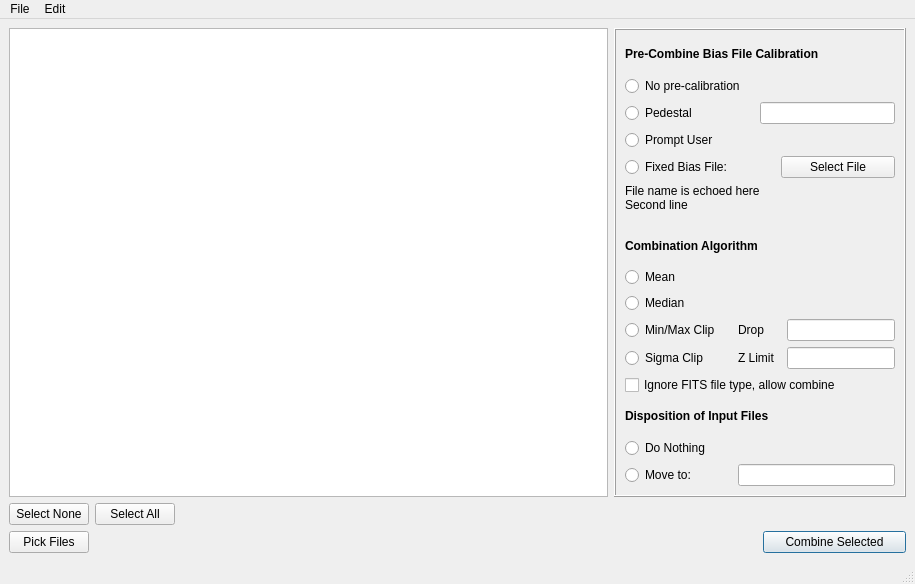
RMcDOttawa/MasterDarkMaker, file MainWindow.ui: the form before one commit.
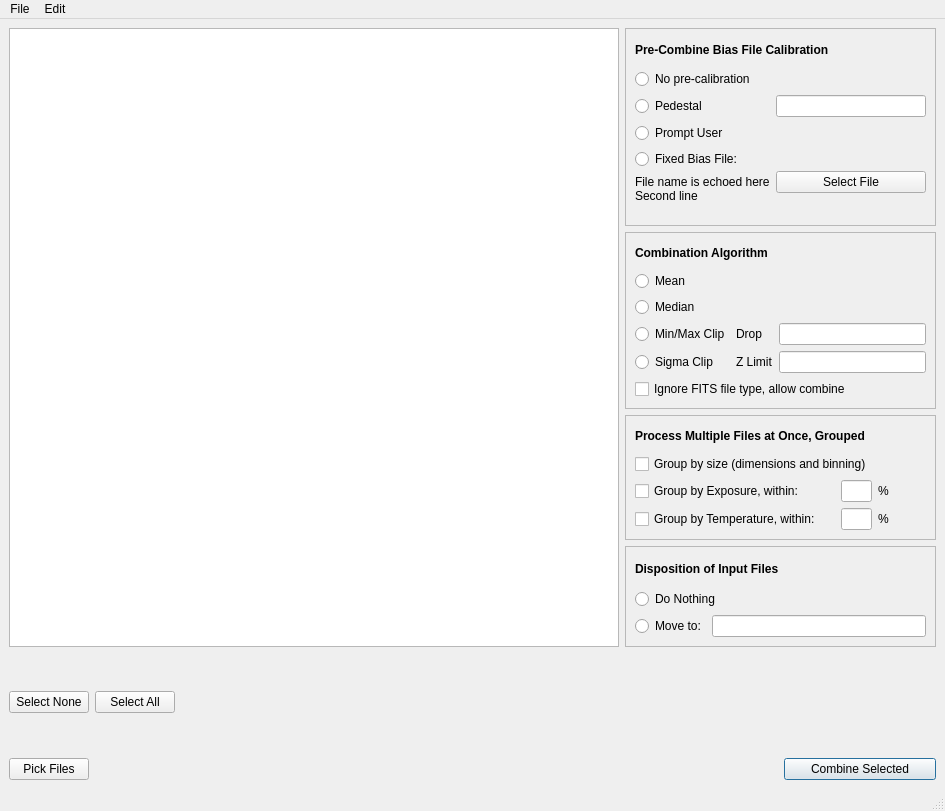
The form after the commit.

Commit message: Main window UI changed for group processing feature, split "combine" method into original and new processing

Patch:
```diff
--- a/MainWindow.ui
+++ b/MainWindow.ui
@@ -6,22 +6,28 @@
    <rect>
     <x>0</x>
     <y>0</y>
-    <width>915</width>
-    <height>584</height>
+    <width>945</width>
+    <height>811</height>
    </rect>
   </property>
+  <property name="sizePolicy">
+   <sizepolicy hsizetype="MinimumExpanding" vsizetype="MinimumExpanding">
+    <horstretch>0</horstretch>
+    <verstretch>0</verstretch>
+   </sizepolicy>
+  </property>
   <property name="minimumSize">
    <size>
-    <width>915</width>
-    <height>584</height>
+    <width>945</width>
+    <height>811</height>
    </size>
   </property>
   <property name="windowTitle">
    <string>Master Dark Frame Maker</string>
   </property>
   <widget class="QWidget" name="centralwidget">
-   <layout class="QGridLayout" name="gridLayout_2">
-    <item row="0" column="0">
+   <layout class="QGridLayout" name="gridLayout_5">
+    <item row="0" column="0" rowspan="4">
      <widget class="QTableView" name="filesTable">
       <property name="editTriggers">
        <set>QAbstractItemView::NoEditTriggers</set>
@@ -53,40 +59,34 @@
      </widget>
     </item>
     <item row="0" column="1" colspan="2">
-     <widget class="QFrame" name="frame">
-      <property name="sizePolicy">
-       <sizepolicy hsizetype="Fixed" vsizetype="Fixed">
-        <horstretch>0</horstretch>
-        <verstretch>0</verstretch>
-       </sizepolicy>
-      </property>
+     <widget class="QFrame" name="frame_2">
       <property name="minimumSize">
        <size>
-        <width>271</width>
-        <height>431</height>
+        <width>311</width>
+        <height>198</height>
        </size>
       </property>
       <property name="maximumSize">
        <size>
-        <width>900</width>
-        <height>500</height>
+        <width>311</width>
+        <height>198</height>
        </size>
       </property>
       <property name="frameShape">
-       <enum>QFrame::Box</enum>
+       <enum>QFrame::StyledPanel</enum>
       </property>
       <property name="frameShadow">
        <enum>QFrame::Raised</enum>
       </property>
       <layout class="QGridLayout" name="gridLayout">
-       <item row="0" column="0" colspan="5">
+       <item row="0" column="0" colspan="2">
         <widget class="QLabel" name="label_6">
          <property name="text">
           <string>&lt;html&gt;&lt;head/&gt;&lt;body&gt;&lt;p&gt;&lt;span style=&quot; font-weight:600;&quot;&gt;Pre-Combine Bias File Calibration&lt;/span&gt;&lt;/p&gt;&lt;/body&gt;&lt;/html&gt;</string>
          </property>
         </widget>
        </item>
-       <item row="1" column="0" colspan="2">
+       <item row="1" column="0">
         <widget class="QRadioButton" name="noPreClalibrationRB">
          <property name="toolTip">
           <string>No precalibration</string>
@@ -106,7 +106,7 @@
          </property>
         </widget>
        </item>
-       <item row="2" column="2" colspan="3">
+       <item row="2" column="1">
         <widget class="QLineEdit" name="fixedPedestalAmount"/>
        </item>
        <item row="3" column="0">
@@ -129,14 +129,14 @@
          </property>
         </widget>
        </item>
-       <item row="4" column="3" colspan="2">
+       <item row="4" column="1" rowspan="2">
         <widget class="QPushButton" name="selectPreCalFile">
          <property name="text">
           <string>Select File</string>
          </property>
         </widget>
        </item>
-       <item row="5" column="0" colspan="5">
+       <item row="5" column="0">
         <widget class="QLabel" name="precalibrationPathDisplay">
          <property name="minimumSize">
           <size>
@@ -155,14 +155,38 @@
          </property>
         </widget>
        </item>
-       <item row="6" column="0" colspan="3">
+      </layout>
+     </widget>
+    </item>
+    <item row="1" column="1" colspan="2">
+     <widget class="QFrame" name="frame_3">
+      <property name="minimumSize">
+       <size>
+        <width>311</width>
+        <height>177</height>
+       </size>
+      </property>
+      <property name="maximumSize">
+       <size>
+        <width>311</width>
+        <height>177</height>
+       </size>
+      </property>
+      <property name="frameShape">
+       <enum>QFrame::StyledPanel</enum>
+      </property>
+      <property name="frameShadow">
+       <enum>QFrame::Raised</enum>
+      </property>
+      <layout class="QGridLayout" name="gridLayout_2">
+       <item row="0" column="0" colspan="2">
         <widget class="QLabel" name="label">
          <property name="text">
           <string>&lt;html&gt;&lt;head/&gt;&lt;body&gt;&lt;p&gt;&lt;span style=&quot; font-weight:600;&quot;&gt;Combination Algorithm&lt;/span&gt;&lt;/p&gt;&lt;/body&gt;&lt;/html&gt;</string>
          </property>
         </widget>
        </item>
-       <item row="7" column="0">
+       <item row="1" column="0">
         <widget class="QRadioButton" name="combineMeanRB">
          <property name="toolTip">
           <string>Simple mean. Best signal-to-noise, but outliers (satellites etc) will show up.</string>
@@ -175,14 +199,14 @@
          </attribute>
         </widget>
        </item>
-       <item row="7" column="2">
+       <item row="1" column="1">
         <widget class="QLabel" name="message">
          <property name="text">
           <string/>
          </property>
         </widget>
        </item>
-       <item row="8" column="0">
+       <item row="2" column="0">
         <widget class="QRadioButton" name="combineMedianRB">
          <property name="toolTip">
           <string>Simple median. Rejects outliers, but signal-to-noise not as good as with Mean.</string>
@@ -195,7 +219,7 @@
          </attribute>
         </widget>
        </item>
-       <item row="9" column="0">
+       <item row="3" column="0">
         <widget class="QRadioButton" name="combineMinMaxRB">
          <property name="toolTip">
           <string>Drop min and max values, then Mean. Works well when outliers are hot or black pixels.</string>
@@ -208,21 +232,21 @@
          </attribute>
         </widget>
        </item>
-       <item row="9" column="1" colspan="2">
+       <item row="3" column="1">
         <widget class="QLabel" name="label_2">
          <property name="text">
           <string>Drop</string>
          </property>
         </widget>
        </item>
-       <item row="9" column="4">
+       <item row="3" column="2">
         <widget class="QLineEdit" name="minMaxNumDropped">
          <property name="toolTip">
           <string>&lt;html&gt;&lt;head/&gt;&lt;body&gt;&lt;p&gt;How many min and max values are dropped?  (1 = drop all instances of the max and all instances of the min; 2 = all instances of max and next-to-max and all instances of 2 min values, etc.)&lt;/p&gt;&lt;/body&gt;&lt;/html&gt;</string>
          </property>
         </widget>
        </item>
-       <item row="10" column="0">
+       <item row="4" column="0">
         <widget class="QRadioButton" name="combineSigmaRB">
          <property name="toolTip">
           <string>Drop pixels more than a given sigma ratio from the mean, then mean the rest. Good rejection of anomalous data.</string>
@@ -235,35 +259,160 @@
          </attribute>
         </widget>
        </item>
-       <item row="10" column="1" colspan="2">
+       <item row="4" column="1">
         <widget class="QLabel" name="label_3">
          <property name="text">
           <string>Z Limit</string>
          </property>
         </widget>
        </item>
-       <item row="10" column="4">
+       <item row="4" column="2">
         <widget class="QLineEdit" name="sigmaThreshold">
          <property name="toolTip">
           <string>&lt;html&gt;&lt;head/&gt;&lt;body&gt;&lt;p&gt;Sigma ratio (how many standard deviations the value is from the mean) beyond which data are dropped.  Try 2.0 then experiment.&lt;/p&gt;&lt;/body&gt;&lt;/html&gt;</string>
          </property>
         </widget>
        </item>
-       <item row="11" column="0" colspan="5">
+       <item row="5" column="0" colspan="3">
         <widget class="QCheckBox" name="ignoreFileType">
          <property name="text">
           <string>Ignore FITS file type, allow combine</string>
          </property>
         </widget>
        </item>
-       <item row="12" column="0" colspan="4">
+      </layout>
+     </widget>
+    </item>
+    <item row="2" column="1" colspan="2">
+     <widget class="QFrame" name="frame_4">
+      <property name="minimumSize">
+       <size>
+        <width>311</width>
+        <height>125</height>
+       </size>
+      </property>
+      <property name="maximumSize">
+       <size>
+        <width>311</width>
+        <height>125</height>
+       </size>
+      </property>
+      <property name="frameShape">
+       <enum>QFrame::StyledPanel</enum>
+      </property>
+      <property name="frameShadow">
+       <enum>QFrame::Raised</enum>
+      </property>
+      <layout class="QGridLayout" name="gridLayout_3">
+       <item row="0" column="0" colspan="3">
+        <widget class="QLabel" name="label_4">
+         <property name="text">
+          <string>&lt;html&gt;&lt;head/&gt;&lt;body&gt;&lt;p&gt;&lt;span style=&quot; font-weight:600;&quot;&gt;Process Multiple Files at Once, Grouped&lt;/span&gt;&lt;/p&gt;&lt;/body&gt;&lt;/html&gt;</string>
+         </property>
+        </widget>
+       </item>
+       <item row="1" column="0" colspan="2">
+        <widget class="QCheckBox" name="groupBySizeCB">
+         <property name="toolTip">
+          <string>Process sets of files having different dimensions or binnings</string>
+         </property>
+         <property name="text">
+          <string>Group by size (dimensions and binning)</string>
+         </property>
+        </widget>
+       </item>
+       <item row="2" column="0">
+        <widget class="QCheckBox" name="groupByExposureCB">
+         <property name="toolTip">
+          <string>Process sets of files having different exposure times</string>
+         </property>
+         <property name="text">
+          <string>Group by Exposure, within:</string>
+         </property>
+        </widget>
+       </item>
+       <item row="2" column="1">
+        <widget class="QLineEdit" name="exposureGroupTolerance">
+         <property name="maximumSize">
+          <size>
+           <width>31</width>
+           <height>16777215</height>
+          </size>
+         </property>
+         <property name="toolTip">
+          <string>Consider exposure times to be the same if the are within this percentage of each other.</string>
+         </property>
+        </widget>
+       </item>
+       <item row="2" column="2">
+        <widget class="QLabel" name="label_7">
+         <property name="text">
+          <string>%</string>
+         </property>
+        </widget>
+       </item>
+       <item row="3" column="0">
+        <widget class="QCheckBox" name="groupByTemperatureCB">
+         <property name="toolTip">
+          <string>Process sets of files having different CCD temperatures</string>
+         </property>
+         <property name="text">
+          <string>Group by Temperature, within:</string>
+         </property>
+        </widget>
+       </item>
+       <item row="3" column="1">
+        <widget class="QLineEdit" name="temperatureGroupTolerance">
+         <property name="maximumSize">
+          <size>
+           <width>31</width>
+           <height>16777215</height>
+          </size>
+         </property>
+         <property name="toolTip">
+          <string>Consider temperatures to be the same if the are within this percentage of each other.</string>
+         </property>
+        </widget>
+       </item>
+       <item row="3" column="2">
+        <widget class="QLabel" name="label_8">
+         <property name="text">
+          <string>%</string>
+         </property>
+        </widget>
+       </item>
+      </layout>
+     </widget>
+    </item>
+    <item row="3" column="1" colspan="2">
+     <widget class="QFrame" name="frame_5">
+      <property name="minimumSize">
+       <size>
+        <width>311</width>
+        <height>101</height>
+       </size>
+      </property>
+      <property name="maximumSize">
+       <size>
+        <width>311</width>
+        <height>101</height>
+       </size>
+      </property>
+      <property name="frameShape">
+       <enum>QFrame::StyledPanel</enum>
+      </property>
+      <property name="frameShadow">
+       <enum>QFrame::Raised</enum>
+      </property>
+      <layout class="QGridLayout" name="gridLayout_4">
+       <item row="0" column="0" colspan="2">
         <widget class="QLabel" name="label_5">
          <property name="text">
           <string>&lt;html&gt;&lt;head/&gt;&lt;body&gt;&lt;p&gt;&lt;span style=&quot; font-weight:600;&quot;&gt;Disposition of Input Files &lt;/span&gt;&lt;/p&gt;&lt;/body&gt;&lt;/html&gt;</string>
          </property>
         </widget>
        </item>
-       <item row="13" column="0">
+       <item row="1" column="0" colspan="2">
         <widget class="QRadioButton" name="dispositionNothingRB">
          <property name="toolTip">
           <string>Leave the input files alone.</string>
@@ -276,7 +425,7 @@
          </attribute>
         </widget>
        </item>
-       <item row="14" column="0">
+       <item row="2" column="0">
         <widget class="QRadioButton" name="dispositionSubFolderRB">
          <property name="toolTip">
           <string>Move the input files to a sub-folder (in the same directory as the input files) with the given name</string>
@@ -289,7 +438,7 @@
          </attribute>
         </widget>
        </item>
-       <item row="14" column="1" colspan="4">
+       <item row="2" column="1">
         <widget class="QLineEdit" name="subFolderName">
          <property name="toolTip">
           <string>&lt;html&gt;&lt;head/&gt;&lt;body&gt;&lt;p&gt;Name for the folder to move the processed files. Optionally this name can contain %d, %t, or %f, which will be replaced by the date, time, and filter name, respectively.&lt;/p&gt;&lt;/body&gt;&lt;/html&gt;</string>
@@ -299,7 +448,7 @@
       </layout>
      </widget>
     </item>
-    <item row="1" column="0" colspan="2">
+    <item row="4" column="0" colspan="2">
      <layout class="QHBoxLayout" name="horizontalLayout">
       <item>
        <widget class="QPushButton" name="selectNoneButton">
@@ -337,7 +486,7 @@
       </item>
      </layout>
     </item>
-    <item row="2" column="0" colspan="2">
+    <item row="5" column="0" colspan="2">
      <layout class="QHBoxLayout" name="horizontalLayout_2">
       <item>
        <widget class="QPushButton" name="pickFilesButton">
@@ -361,7 +510,7 @@
       </item>
      </layout>
     </item>
-    <item row="2" column="2">
+    <item row="5" column="2">
      <widget class="QPushButton" name="combineSelectedButton">
       <property name="text">
        <string>Combine Selected</string>
@@ -381,7 +530,7 @@
     <rect>
      <x>0</x>
      <y>0</y>
-     <width>915</width>
+     <width>945</width>
      <height>22</height>
     </rect>
    </property>
```
Left out of the diff: 13 changed lines with no effect on the pictures. The commit also changes 2 other files.
